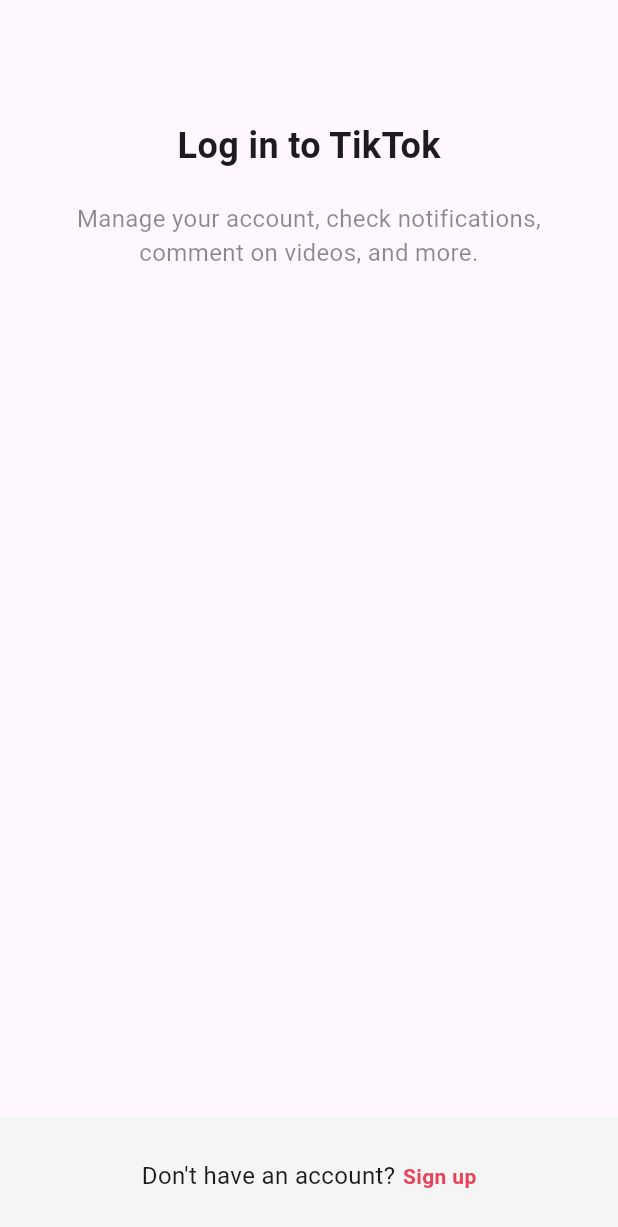
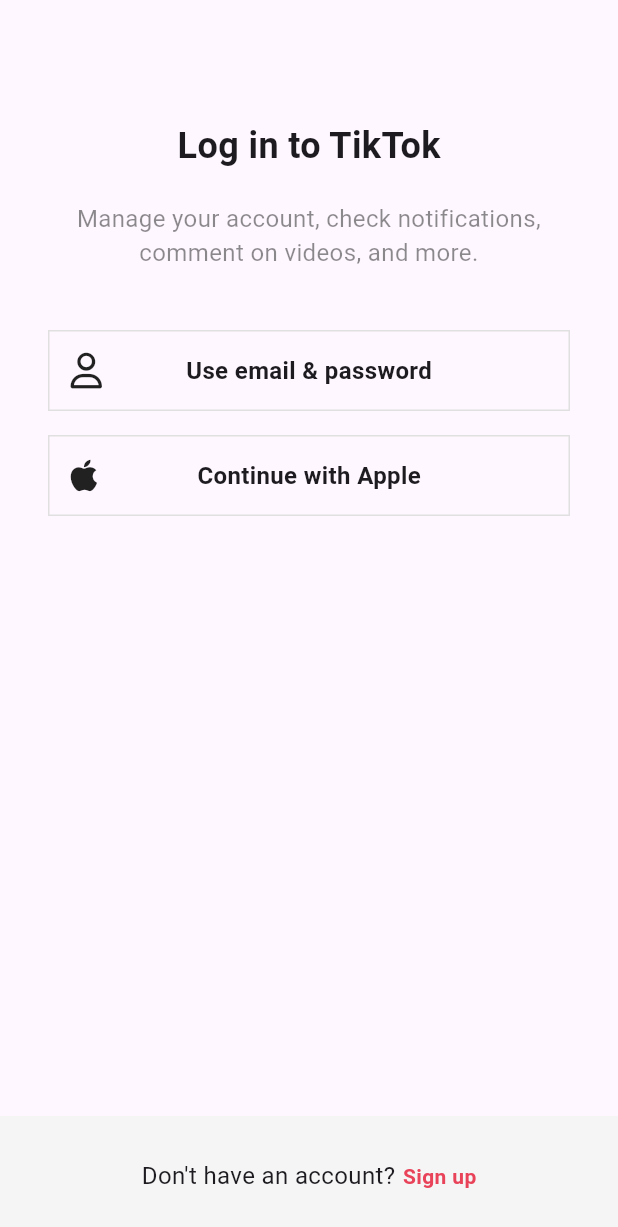
Before and after one commit to Ddip318/tiktok_clone, a Flutter app: the screen it shows after launch, after a tap on "Log in", on a phone screen of 412 x 824 dp. Shown: the top 1227 px of the screen. Run offline on Flutter 3.47's test engine with Material 3 defaults, Android fonts, the phone set to English and light mode, and no system bars; our stand-ins replace font_awesome_flutter.

Commit message:
make a auth button

```diff
--- a/lib/features/authentication/login_screen.dart
+++ b/lib/features/authentication/login_screen.dart
@@ -1,7 +1,9 @@
 import 'package:flutter/material.dart';
+import 'package:font_awesome_flutter/font_awesome_flutter.dart';
 import 'package:tiktok_clone/constants/gaps.dart';
 import 'package:tiktok_clone/constants/sizes.dart';
-import 'package:tiktok_clone/features/authentication/sign_up_screen.dart';
+
+import 'widgets/auth_button.dart';
 
 class LoginScreen extends StatelessWidget {
   const LoginScreen({super.key});
@@ -37,6 +39,14 @@ class LoginScreen extends StatelessWidget {
                 ),
                 textAlign: TextAlign.center,
               ),
+              Gaps.v40,
+              AuthButton(
+                  icon: FaIcon(FontAwesomeIcons.user),
+                  text: "Use email & password"),
+              Gaps.v16,
+              AuthButton(
+                  icon: FaIcon(FontAwesomeIcons.apple),
+                  text: "Continue with Apple"),
             ],
           ),
         ),
--- a/lib/features/authentication/sign_up_screen.dart
+++ b/lib/features/authentication/sign_up_screen.dart
@@ -1,4 +1,5 @@
 import 'package:flutter/material.dart';
+import 'package:font_awesome_flutter/font_awesome_flutter.dart';
 import 'package:tiktok_clone/constants/gaps.dart';
 import 'package:tiktok_clone/constants/sizes.dart';
 import 'package:tiktok_clone/features/authentication/login_screen.dart';
@@ -43,8 +44,13 @@ class SignUpScreen extends StatelessWidget {
                 textAlign: TextAlign.center,
               ),
               Gaps.v40,
-              AuthButton(text: "Use button or email"),
-              AuthButton(text: "Continue with Apple"),
+              AuthButton(
+                  icon: FaIcon(FontAwesomeIcons.user),
+                  text: "Use email & password"),
+              Gaps.v16,
+              AuthButton(
+                  icon: FaIcon(FontAwesomeIcons.apple),
+                  text: "Continue with Apple"),
             ],
           ),
         ),
--- a/lib/features/authentication/widgets/auth_button.dart
+++ b/lib/features/authentication/widgets/auth_button.dart
@@ -1,29 +1,46 @@
 import 'package:flutter/material.dart';
+import 'package:font_awesome_flutter/font_awesome_flutter.dart';
+import 'package:tiktok_clone/constants/gaps.dart';
 import 'package:tiktok_clone/constants/sizes.dart';
 
 class AuthButton extends StatelessWidget {
   final String text;
+  final FaIcon icon;
 
-  const AuthButton({super.key, required this.text});
+  const AuthButton({
+    super.key,
+    required this.text,
+    required this.icon,
+  });
 
   @override
   Widget build(BuildContext context) {
     return FractionallySizedBox(
       widthFactor: 1,
       child: Container(
-        padding: EdgeInsets.symmetric(vertical: Sizes.size14),
+        padding: EdgeInsets.all(
+          Sizes.size14,
+        ),
         decoration: BoxDecoration(
             border: Border.all(
           color: Colors.grey.shade300,
           width: Sizes.size1,
         )),
+        child: Stack(
+          alignment: Alignment.center,
+          children: [
+            Align(alignment: Alignment.centerLeft, child: icon),
+            Expanded(
               child: Text(
                 text,
                 style: TextStyle(
                   fontSize: Sizes.size16,
                   fontWeight: FontWeight.w600,
                 ),
-          textAlign: TextAlign.center,
+                //textAlign: TextAlign.center,
+              ),
+            ),
+          ],
         ),
       ),
     );
```
Also changed, not shown: pubspec.yaml (+3 -4 lines), pubspec.lock. Lines whose indentation alone changed are shown as unchanged.
